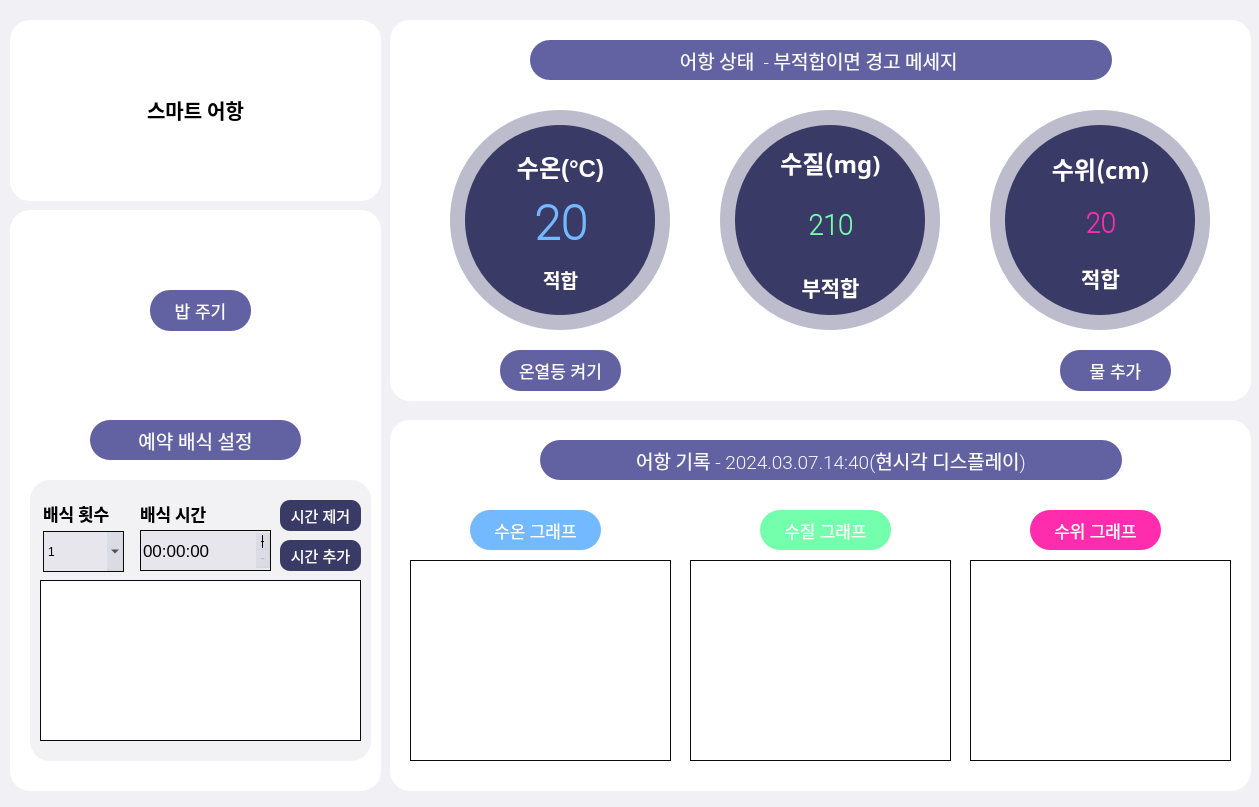
This is IoTproject.ui in addinedu-ros-4th/iot-repo-2 as Qt 5 draws it before an edit. The edited form follows.
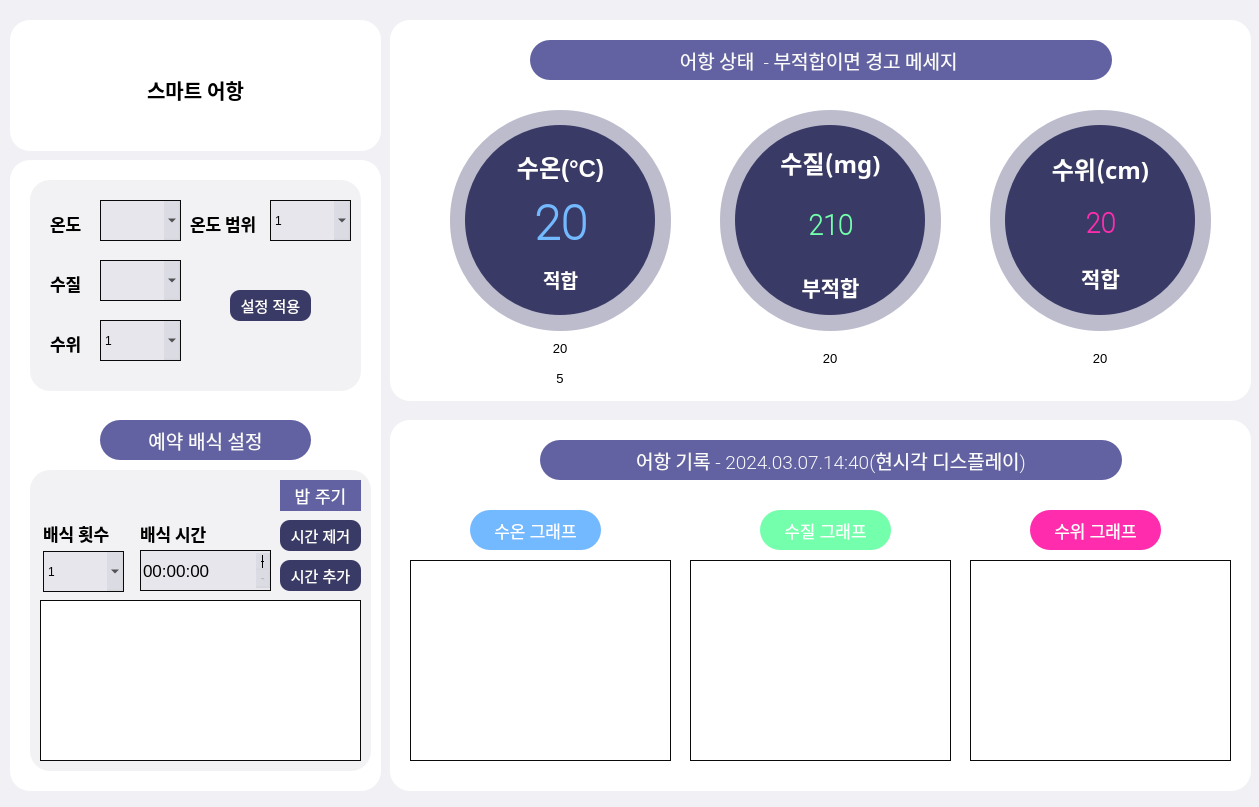
This is the edited form. Custom widgets are drawn as their Qt base class.

Commit message: add detail -LJH

Diff of the .ui file:
```diff
--- a/IoTproject.ui
+++ b/IoTproject.ui
@@ -54,8 +54,8 @@
       <rect>
        <x>10</x>
        <y>10</y>
-       <width>220</width>
-       <height>220</height>
+       <width>221</width>
+       <height>221</height>
       </rect>
      </property>
      <property name="styleSheet">
@@ -234,8 +234,8 @@
       <rect>
        <x>10</x>
        <y>10</y>
-       <width>220</width>
-       <height>220</height>
+       <width>221</width>
+       <height>221</height>
       </rect>
      </property>
      <property name="styleSheet">
@@ -380,8 +380,8 @@
       <rect>
        <x>10</x>
        <y>10</y>
-       <width>220</width>
-       <height>220</height>
+       <width>221</width>
+       <height>221</height>
       </rect>
      </property>
      <property name="styleSheet">
@@ -503,54 +503,88 @@
      </widget>
     </widget>
    </widget>
-   <widget class="QPushButton" name="waterButton">
+   <widget class="QLabel" name="properTemperatureLabel">
     <property name="geometry">
      <rect>
-      <x>670</x>
-      <y>330</y>
-      <width>111</width>
-      <height>41</height>
+      <x>110</x>
+      <y>320</y>
+      <width>120</width>
+      <height>17</height>
      </rect>
     </property>
     <property name="font">
      <font>
-      <pointsize>13</pointsize>
-      <weight>50</weight>
-      <bold>false</bold>
+      <pointsize>10</pointsize>
      </font>
     </property>
-    <property name="styleSheet">
-     <string notr="true">color: rgb(255, 255, 255);
-background-color: rgb(98, 98, 162);
-border-radius: 20px;</string>
+    <property name="text">
+     <string>20</string>
     </property>
+    <property name="alignment">
+     <set>Qt::AlignCenter</set>
+    </property>
+   </widget>
+   <widget class="QLabel" name="properQualityLabel">
+    <property name="geometry">
+     <rect>
+      <x>380</x>
+      <y>330</y>
+      <width>120</width>
+      <height>17</height>
+     </rect>
+    </property>
+    <property name="font">
+     <font>
+      <pointsize>10</pointsize>
+     </font>
+    </property>
     <property name="text">
-     <string>물 추가</string>
+     <string>20</string>
     </property>
+    <property name="alignment">
+     <set>Qt::AlignCenter</set>
+    </property>
    </widget>
-   <widget class="QPushButton" name="lightButton">
+   <widget class="QLabel" name="properHeightLabel">
     <property name="geometry">
      <rect>
-      <x>110</x>
+      <x>650</x>
       <y>330</y>
-      <width>121</width>
-      <height>41</height>
+      <width>120</width>
+      <height>17</height>
      </rect>
     </property>
     <property name="font">
      <font>
-      <pointsize>13</pointsize>
-      <weight>50</weight>
-      <bold>false</bold>
+      <pointsize>10</pointsize>
      </font>
     </property>
-    <property name="styleSheet">
-     <string notr="true">color: rgb(255, 255, 255);
-background-color: rgb(98, 98, 162);
-border-radius: 20px;</string>
+    <property name="text">
+     <string>20</string>
     </property>
+    <property name="alignment">
+     <set>Qt::AlignCenter</set>
+    </property>
+   </widget>
+   <widget class="QLabel" name="properTemperatureRangeLabel">
+    <property name="geometry">
+     <rect>
+      <x>110</x>
+      <y>350</y>
+      <width>120</width>
+      <height>17</height>
+     </rect>
+    </property>
+    <property name="font">
+     <font>
+      <pointsize>10</pointsize>
+     </font>
+    </property>
     <property name="text">
-     <string>온열등 켜기</string>
+     <string>5</string>
+    </property>
+    <property name="alignment">
+     <set>Qt::AlignCenter</set>
     </property>
    </widget>
   </widget>
@@ -763,9 +797,9 @@
    <property name="geometry">
     <rect>
      <x>10</x>
-     <y>210</y>
+     <y>160</y>
      <width>371</width>
-     <height>581</height>
+     <height>631</height>
     </rect>
    </property>
    <property name="styleSheet">
@@ -774,54 +808,13 @@
    <property name="title">
     <string/>
    </property>
-   <widget class="QGroupBox" name="mealNow">
-    <property name="geometry">
-     <rect>
-      <x>90</x>
-      <y>20</y>
-      <width>161</width>
-      <height>161</height>
-     </rect>
-    </property>
-    <property name="styleSheet">
-     <string notr="true">background-color: rgb(255, 255, 255, 150); border-radius: 20px</string>
-    </property>
-    <property name="title">
-     <string/>
-    </property>
-    <widget class="QPushButton" name="mealButton">
-     <property name="geometry">
-      <rect>
-       <x>50</x>
-       <y>60</y>
-       <width>101</width>
-       <height>41</height>
-      </rect>
-     </property>
-     <property name="font">
-      <font>
-       <pointsize>13</pointsize>
-       <weight>50</weight>
-       <bold>false</bold>
-      </font>
-     </property>
-     <property name="styleSheet">
-      <string notr="true">color: rgb(255, 255, 255);
-background-color: rgb(98, 98, 162);
-border-radius: 20px;</string>
-     </property>
-     <property name="text">
-      <string>밥 주기</string>
-     </property>
-    </widget>
-   </widget>
    <widget class="QGroupBox" name="mealReservation">
     <property name="geometry">
      <rect>
       <x>0</x>
       <y>200</y>
       <width>371</width>
-      <height>371</height>
+      <height>421</height>
      </rect>
     </property>
     <property name="styleSheet">
@@ -833,8 +826,8 @@
     <widget class="QLabel" name="reserveLabel">
      <property name="geometry">
       <rect>
-       <x>80</x>
-       <y>10</y>
+       <x>90</x>
+       <y>60</y>
        <width>211</width>
        <height>40</height>
       </rect>
@@ -867,9 +860,9 @@
      <property name="geometry">
       <rect>
        <x>20</x>
-       <y>70</y>
+       <y>110</y>
        <width>341</width>
-       <height>281</height>
+       <height>301</height>
       </rect>
      </property>
      <property name="styleSheet">
@@ -882,7 +875,7 @@
       <property name="geometry">
        <rect>
         <x>10</x>
-        <y>100</y>
+        <y>130</y>
         <width>321</width>
         <height>161</height>
        </rect>
@@ -907,7 +900,7 @@
       <property name="geometry">
        <rect>
         <x>250</x>
-        <y>60</y>
+        <y>90</y>
         <width>81</width>
         <height>31</height>
        </rect>
@@ -930,7 +923,7 @@
       <property name="geometry">
        <rect>
         <x>250</x>
-        <y>20</y>
+        <y>50</y>
         <width>81</width>
         <height>31</height>
        </rect>
@@ -953,7 +946,7 @@
       <property name="geometry">
        <rect>
         <x>110</x>
-        <y>20</y>
+        <y>50</y>
         <width>71</width>
         <height>27</height>
        </rect>
@@ -977,7 +970,7 @@
       <property name="geometry">
        <rect>
         <x>13</x>
-        <y>20</y>
+        <y>50</y>
         <width>71</width>
         <height>27</height>
        </rect>
@@ -1005,7 +998,7 @@
       <property name="geometry">
        <rect>
         <x>13</x>
-        <y>51</y>
+        <y>81</y>
         <width>81</width>
         <height>41</height>
        </rect>
@@ -1067,7 +1060,7 @@
       <property name="geometry">
        <rect>
         <x>110</x>
-        <y>50</y>
+        <y>80</y>
         <width>131</width>
         <height>41</height>
        </rect>
@@ -1195,6 +1188,479 @@
        <string/>
       </property>
      </widget>
+     <widget class="QPushButton" name="mealButton">
+      <property name="geometry">
+       <rect>
+        <x>250</x>
+        <y>10</y>
+        <width>81</width>
+        <height>31</height>
+       </rect>
+      </property>
+      <property name="font">
+       <font>
+        <pointsize>13</pointsize>
+        <weight>50</weight>
+        <bold>false</bold>
+       </font>
+      </property>
+      <property name="styleSheet">
+       <string notr="true">color: rgb(255, 255, 255);
+background-color: rgb(98, 98, 162);
+border-radius: 20px;</string>
+      </property>
+      <property name="text">
+       <string>밥 주기</string>
+      </property>
+     </widget>
+    </widget>
+   </widget>
+   <widget class="QGroupBox" name="ReserveBox_2">
+    <property name="geometry">
+     <rect>
+      <x>20</x>
+      <y>20</y>
+      <width>331</width>
+      <height>211</height>
+     </rect>
+    </property>
+    <property name="styleSheet">
+     <string notr="true">background-color: rgba(85, 85, 127, 20)</string>
+    </property>
+    <property name="title">
+     <string/>
+    </property>
+    <widget class="QPushButton" name="saveSettingButton">
+     <property name="geometry">
+      <rect>
+       <x>200</x>
+       <y>110</y>
+       <width>81</width>
+       <height>31</height>
+      </rect>
+     </property>
+     <property name="font">
+      <font>
+       <pointsize>11</pointsize>
+      </font>
+     </property>
+     <property name="styleSheet">
+      <string notr="true">color: rgb(255, 255, 255);
+background-color: rgb(58, 58, 102);
+border-radius: 10px;</string>
+     </property>
+     <property name="text">
+      <string>설정 적용</string>
+     </property>
+    </widget>
+    <widget class="QComboBox" name="properTemperatureCB">
+     <property name="geometry">
+      <rect>
+       <x>70</x>
+       <y>20</y>
+       <width>81</width>
+       <height>41</height>
+      </rect>
+     </property>
+     <property name="autoFillBackground">
+      <bool>false</bool>
+     </property>
+     <property name="styleSheet">
+      <string notr="true">
+border-color: rgb(10,10, 10);
+border-style: solid;
+border-width: 1px; border-radius: 0px;</string>
+     </property>
+     <property name="frame">
+      <bool>true</bool>
+     </property>
+    </widget>
+    <widget class="QComboBox" name="properQualityCB">
+     <property name="geometry">
+      <rect>
+       <x>70</x>
+       <y>80</y>
+       <width>81</width>
+       <height>41</height>
+      </rect>
+     </property>
+     <property name="autoFillBackground">
+      <bool>false</bool>
+     </property>
+     <property name="styleSheet">
+      <string notr="true">
+border-color: rgb(10,10, 10);
+border-style: solid;
+border-width: 1px; border-radius: 0px;</string>
+     </property>
+     <property name="frame">
+      <bool>true</bool>
+     </property>
+    </widget>
+    <widget class="QComboBox" name="properTemperatureRangeCB">
+     <property name="geometry">
+      <rect>
+       <x>240</x>
+       <y>20</y>
+       <width>81</width>
+       <height>41</height>
+      </rect>
+     </property>
+     <property name="autoFillBackground">
+      <bool>false</bool>
+     </property>
+     <property name="styleSheet">
+      <string notr="true">
+border-color: rgb(10,10, 10);
+border-style: solid;
+border-width: 1px; border-radius: 0px;</string>
+     </property>
+     <property name="frame">
+      <bool>true</bool>
+     </property>
+     <item>
+      <property name="text">
+       <string>1</string>
+      </property>
+     </item>
+     <item>
+      <property name="text">
+       <string>2</string>
+      </property>
+     </item>
+     <item>
+      <property name="text">
+       <string>3</string>
+      </property>
+     </item>
+     <item>
+      <property name="text">
+       <string>4</string>
+      </property>
+     </item>
+     <item>
+      <property name="text">
+       <string>5</string>
+      </property>
+     </item>
+     <item>
+      <property name="text">
+       <string>6</string>
+      </property>
+     </item>
+     <item>
+      <property name="text">
+       <string>7</string>
+      </property>
+     </item>
+     <item>
+      <property name="text">
+       <string>8</string>
+      </property>
+     </item>
+     <item>
+      <property name="text">
+       <string>9</string>
+      </property>
+     </item>
+     <item>
+      <property name="text">
+       <string>10</string>
+      </property>
+     </item>
+     <item>
+      <property name="text">
+       <string>11</string>
+      </property>
+     </item>
+     <item>
+      <property name="text">
+       <string>12</string>
+      </property>
+     </item>
+     <item>
+      <property name="text">
+       <string>13</string>
+      </property>
+     </item>
+     <item>
+      <property name="text">
+       <string>14</string>
+      </property>
+     </item>
+     <item>
+      <property name="text">
+       <string>15</string>
+      </property>
+     </item>
+    </widget>
+    <widget class="QComboBox" name="properHeightCB">
+     <property name="geometry">
+      <rect>
+       <x>70</x>
+       <y>140</y>
+       <width>81</width>
+       <height>41</height>
+      </rect>
+     </property>
+     <property name="autoFillBackground">
+      <bool>false</bool>
+     </property>
+     <property name="styleSheet">
+      <string notr="true">
+border-color: rgb(10,10, 10);
+border-style: solid;
+border-width: 1px; border-radius: 0px;</string>
+     </property>
+     <property name="frame">
+      <bool>true</bool>
+     </property>
+     <item>
+      <property name="text">
+       <string>1</string>
+      </property>
+     </item>
+     <item>
+      <property name="text">
+       <string>2</string>
+      </property>
+     </item>
+     <item>
+      <property name="text">
+       <string>3</string>
+      </property>
+     </item>
+     <item>
+      <property name="text">
+       <string>4</string>
+      </property>
+     </item>
+     <item>
+      <property name="text">
+       <string>5</string>
+      </property>
+     </item>
+     <item>
+      <property name="text">
+       <string>6</string>
+      </property>
+     </item>
+     <item>
+      <property name="text">
+       <string>7</string>
+      </property>
+     </item>
+     <item>
+      <property name="text">
+       <string>8</string>
+      </property>
+     </item>
+     <item>
+      <property name="text">
+       <string>9</string>
+      </property>
+     </item>
+     <item>
+      <property name="text">
+       <string>10</string>
+      </property>
+     </item>
+     <item>
+      <property name="text">
+       <string>11</string>
+      </property>
+     </item>
+     <item>
+      <property name="text">
+       <string>12</string>
+      </property>
+     </item>
+     <item>
+      <property name="text">
+       <string>13</string>
+      </property>
+     </item>
+     <item>
+      <property name="text">
+       <string>14</string>
+      </property>
+     </item>
+     <item>
+      <property name="text">
+       <string>15</string>
+      </property>
+     </item>
+     <item>
+      <property name="text">
+       <string>16</string>
+      </property>
+     </item>
+     <item>
+      <property name="text">
+       <string>17</string>
+      </property>
+     </item>
+     <item>
+      <property name="text">
+       <string>18</string>
+      </property>
+     </item>
+     <item>
+      <property name="text">
+       <string>19</string>
+      </property>
+     </item>
+     <item>
+      <property name="text">
+       <string>20</string>
+      </property>
+     </item>
+     <item>
+      <property name="text">
+       <string>21</string>
+      </property>
+     </item>
+     <item>
+      <property name="text">
+       <string>22</string>
+      </property>
+     </item>
+     <item>
+      <property name="text">
+       <string>23</string>
+      </property>
+     </item>
+     <item>
+      <property name="text">
+       <string>24</string>
+      </property>
+     </item>
+     <item>
+      <property name="text">
+       <string>25</string>
+      </property>
+     </item>
+     <item>
+      <property name="text">
+       <string>26</string>
+      </property>
+     </item>
+     <item>
+      <property name="text">
+       <string>27</string>
+      </property>
+     </item>
+     <item>
+      <property name="text">
+       <string>28</string>
+      </property>
+     </item>
+     <item>
+      <property name="text">
+       <string>29</string>
+      </property>
+     </item>
+     <item>
+      <property name="text">
+       <string>30</string>
+      </property>
+     </item>
+    </widget>
+    <widget class="QLabel" name="rangeLabel">
+     <property name="geometry">
+      <rect>
+       <x>160</x>
+       <y>30</y>
+       <width>71</width>
+       <height>27</height>
+      </rect>
+     </property>
+     <property name="font">
+      <font>
+       <family>aakar</family>
+       <pointsize>13</pointsize>
+       <weight>75</weight>
+       <bold>true</bold>
+      </font>
+     </property>
+     <property name="styleSheet">
+      <string notr="true">background-color: rgb(255, 255, 255,0)</string>
+     </property>
+     <property name="text">
+      <string>온도 범위</string>
+     </property>
+    </widget>
+    <widget class="QLabel" name="rangeLabel_2">
+     <property name="geometry">
+      <rect>
+       <x>20</x>
+       <y>30</y>
+       <width>71</width>
+       <height>27</height>
+      </rect>
+     </property>
+     <property name="font">
+      <font>
+       <family>aakar</family>
+       <pointsize>13</pointsize>
+       <weight>75</weight>
+       <bold>true</bold>
+      </font>
+     </property>
+     <property name="styleSheet">
+      <string notr="true">background-color: rgb(255, 255, 255,0)</string>
+     </property>
+     <property name="text">
+      <string>온도</string>
+     </property>
+    </widget>
+    <widget class="QLabel" name="rangeLabel_3">
+     <property name="geometry">
+      <rect>
+       <x>20</x>
+       <y>90</y>
+       <width>71</width>
+       <height>27</height>
+      </rect>
+     </property>
+     <property name="font">
+      <font>
+       <family>aakar</family>
+       <pointsize>13</pointsize>
+       <weight>75</weight>
+       <bold>true</bold>
+      </font>
+     </property>
+     <property name="styleSheet">
+      <string notr="true">background-color: rgb(255, 255, 255,0)</string>
+     </property>
+     <property name="text">
+      <string>수질</string>
+     </property>
+    </widget>
+    <widget class="QLabel" name="rangeLabel_4">
+     <property name="geometry">
+      <rect>
+       <x>20</x>
+       <y>150</y>
+       <width>71</width>
+       <height>27</height>
+      </rect>
+     </property>
+     <property name="font">
+      <font>
+       <family>aakar</family>
+       <pointsize>13</pointsize>
+       <weight>75</weight>
+       <bold>true</bold>
+      </font>
+     </property>
+     <property name="styleSheet">
+      <string notr="true">background-color: rgb(255, 255, 255,0)</string>
+     </property>
+     <property name="text">
+      <string>수위</string>
+     </property>
     </widget>
    </widget>
   </widget>
@@ -1204,7 +1670,7 @@
      <x>10</x>
      <y>20</y>
      <width>371</width>
-     <height>181</height>
+     <height>131</height>
     </rect>
    </property>
    <property name="styleSheet">
@@ -1217,7 +1683,7 @@
     <property name="geometry">
      <rect>
       <x>0</x>
-      <y>70</y>
+      <y>50</y>
       <width>371</width>
       <height>40</height>
      </rect>
```
The commit also changes 1 other file.
